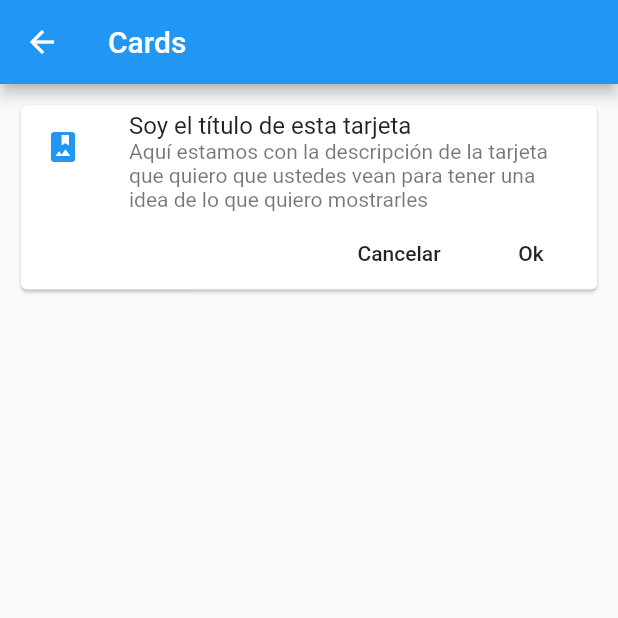
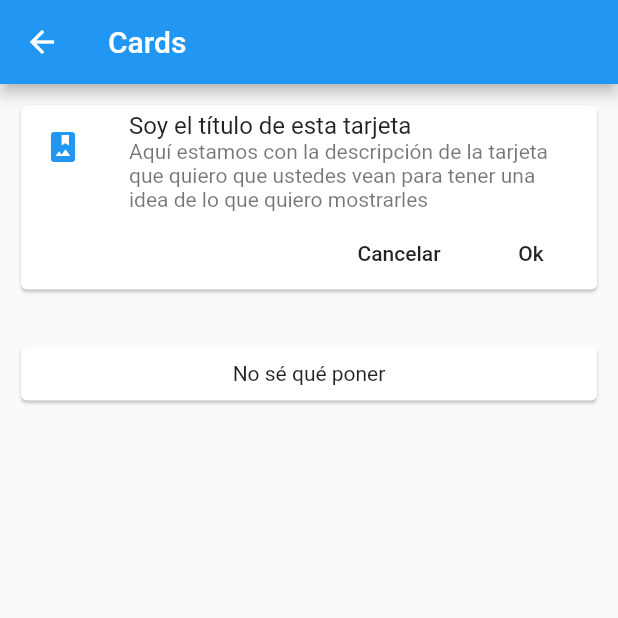
Before and after one commit to aizaguirreteb/flutter-course-components, a Flutter app: the CardPage screen opened by its route, on a phone screen of 412 x 824 dp, the top half of it. Run offline on Flutter 3.47's test engine with Material 2 defaults, Android fonts, the phone set to English and light mode, and no system bars.

```diff
--- a/lib/src/pages/card_page.dart
+++ b/lib/src/pages/card_page.dart
@@ -11,22 +11,28 @@ class CardPage extends StatelessWidget {
         //padding: EdgeInsets.symmetric(horizontal: 50.0, vertical: 10.0),
         padding: EdgeInsets.all(10.0),
         children: <Widget>[
-          _cardTipo1()
+          _cardTipo1(),
+          SizedBox(
+            height: 30.0,
+          ),
+          _cardTipo2(),
         ],
       ),
     );
   }
-}
 
   Widget _cardTipo1() {
-
     return Card(
       child: Column(
         children: <Widget>[
           ListTile(
-          leading: Icon(Icons.photo_album, color: Colors.blue,),
+            leading: Icon(
+              Icons.photo_album,
+              color: Colors.blue,
+            ),
             title: Text('Soy el título de esta tarjeta'),
-          subtitle: Text('Aquí estamos con la descripción de la tarjeta que quiero que ustedes vean para tener una idea de lo que quiero mostrarles'),
+            subtitle: Text(
+                'Aquí estamos con la descripción de la tarjeta que quiero que ustedes vean para tener una idea de lo que quiero mostrarles'),
           ),
           Row(
             mainAxisAlignment: MainAxisAlignment.end,
@@ -45,3 +51,23 @@ Widget _cardTipo1() {
       ),
     );
   }
+
+  Widget _cardTipo2() {
+    return Card(
+      child: Column(
+        children: <Widget>[
+          // FadeInImage(
+          //   placeholder: ,
+          // ),
+          // Image(
+          //   image: NetworkImage('https://cdn.cnn.com/cnnnext/dam/assets/190517091026-07-unusual-landscapes-travel.jpg'),
+          // ),
+          Container(
+            padding: EdgeInsets.all(10.0),
+            child: Text('No sé qué poner')
+          )
+        ],
+      ),
+    );
+  }
+}
--- a/pubspec.yaml
+++ b/pubspec.yaml
@@ -43,7 +43,7 @@ flutter:
   # To add assets to your application, add an assets section, like this:
   assets:
    - data/menu_opts.json
-  #  - images/a_dot_ham.jpeg
+   - assets
 
   # An image asset can refer to one or more resolution-specific "variants", see
   # https://flutter.dev/assets-and-images/#resolution-aware.
```
Also changed, not shown: assets/original.gif (added). Lines whose indentation alone changed are shown as unchanged.
